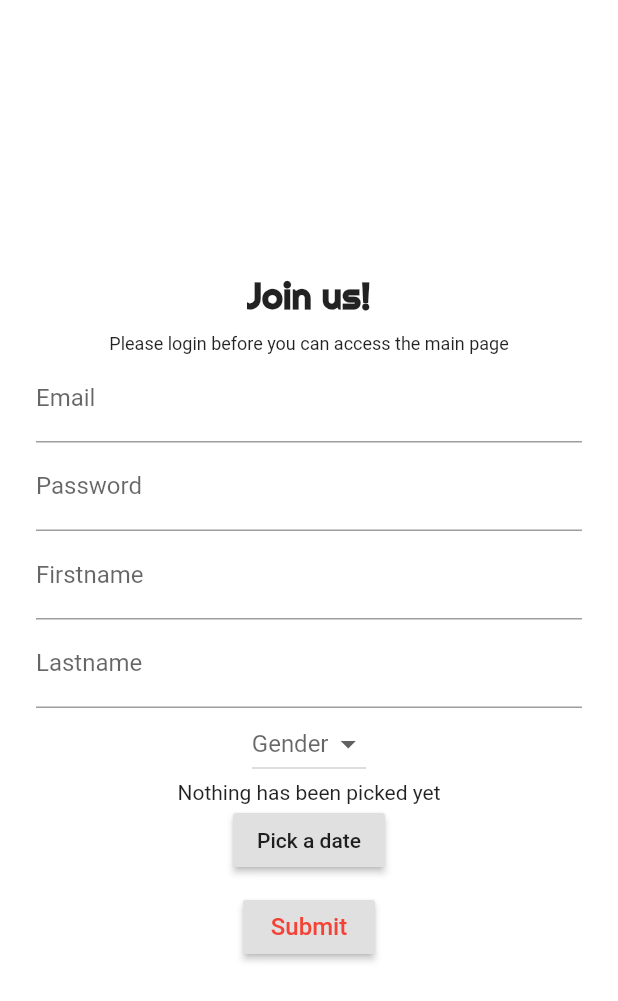
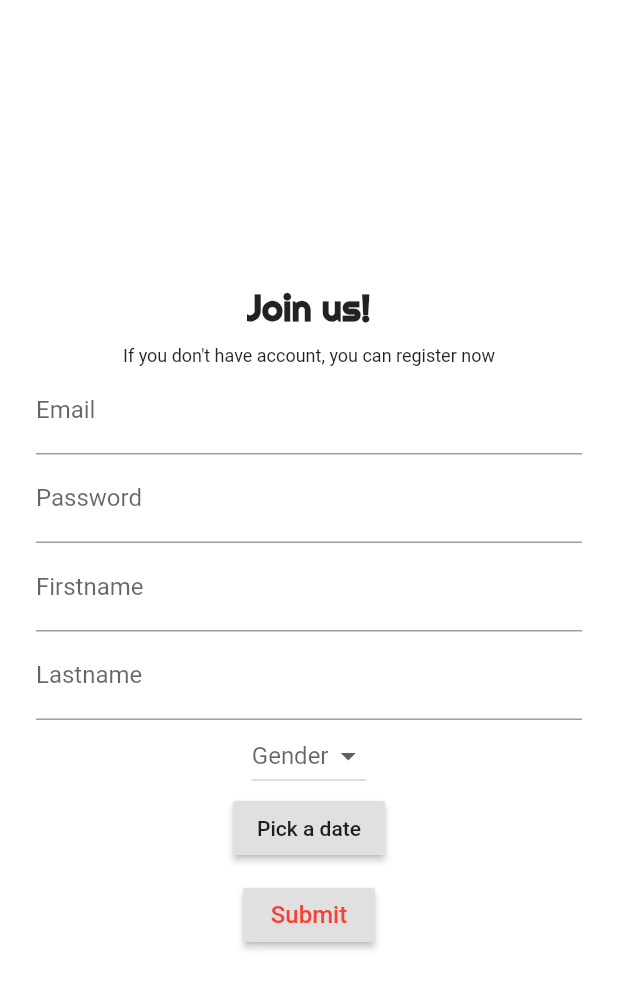
Before and after one commit to TamKinAeng/TamKinAeng, a Flutter app: the registerScreen screen opened directly, on a phone screen of 412 x 824 dp. Shown: the top 1001 px of the screen. Run offline on Flutter 3.47's test engine with Material 2 defaults, Android fonts, the phone set to English and light mode, and no system bars; our stand-ins replace bubble_tab_indicator, cloud_firestore, firebase_auth, firebase_core, flutter_svg, get and 3 more; missing offline and left inert: custom_timer, dart:ffi; accounts and stored records are empty.

Commit message:
[EDIT] button pick birthdate

```diff
--- a/tam_kin_aeng_mobile_app/lib/screen/register/register.dart
+++ b/tam_kin_aeng_mobile_app/lib/screen/register/register.dart
@@ -124,11 +124,8 @@ class _registerScreenState extends State<registerScreen> {
   Widget _buildBirthDateField() {
     return Column(
       children: <Widget>[
-        Text(_birthdate == null
-            ? 'Nothing has been picked yet'
-            : _birthdate.toString()),
         RaisedButton(
-          child: Text('Pick a date'),
+          child: Text(_birthdate == null ? 'Pick a date' : _birthdate.toString()),
           onPressed: () {
             showDatePicker(
                     context: context,
@@ -138,10 +135,11 @@ class _registerScreenState extends State<registerScreen> {
                 .then((date) {
               setState(() {
                 _birthdate = date.toString().substring(0, 10);
+
               });
             });
           },
-        )
+        ),
       ],
     );
   }
@@ -154,7 +152,7 @@ class _registerScreenState extends State<registerScreen> {
             child: Form(
               key: _formKey,
               child: Column(
-                  crossAxisAlignment: CrossAxisAlignment.center,
+                  /* crossAxisAlignment: CrossAxisAlignment.center, */
                   mainAxisAlignment: MainAxisAlignment.center,
                   children: <Widget>[
                     Text(
@@ -167,7 +165,7 @@ class _registerScreenState extends State<registerScreen> {
                       ),
                     ),
                     SizedBox(height: 10),
-                    Text('Please login before you can access the main page',
+                    Text("If you don't have account, you can register now",
                         style: GoogleFonts.roboto(
                             textStyle: TextStyle(
                           fontSize: 12,
```
